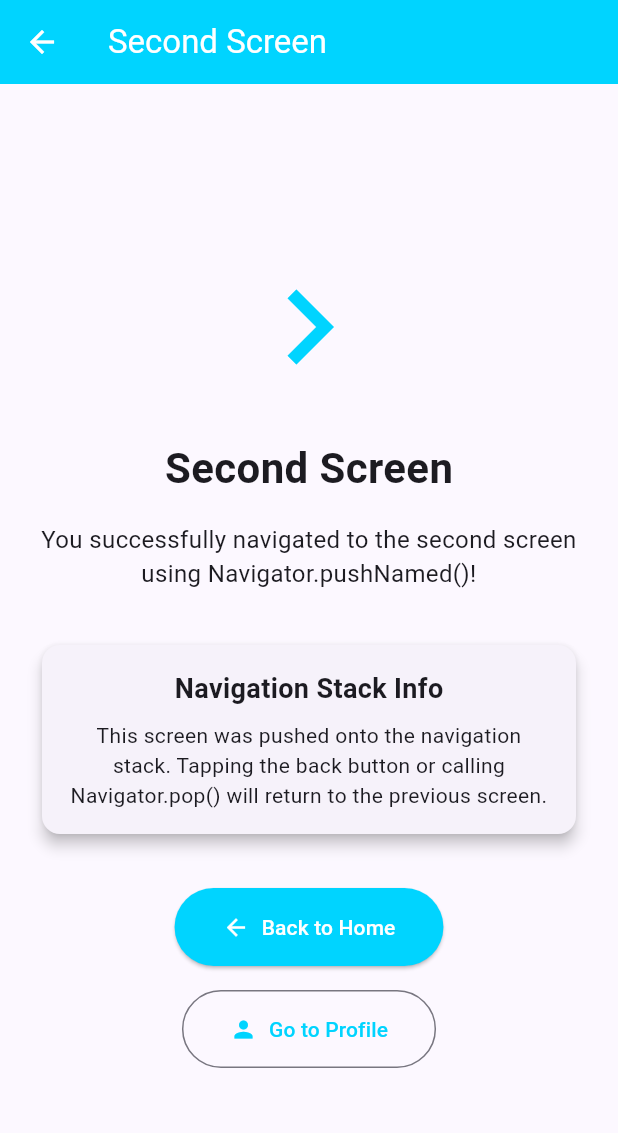
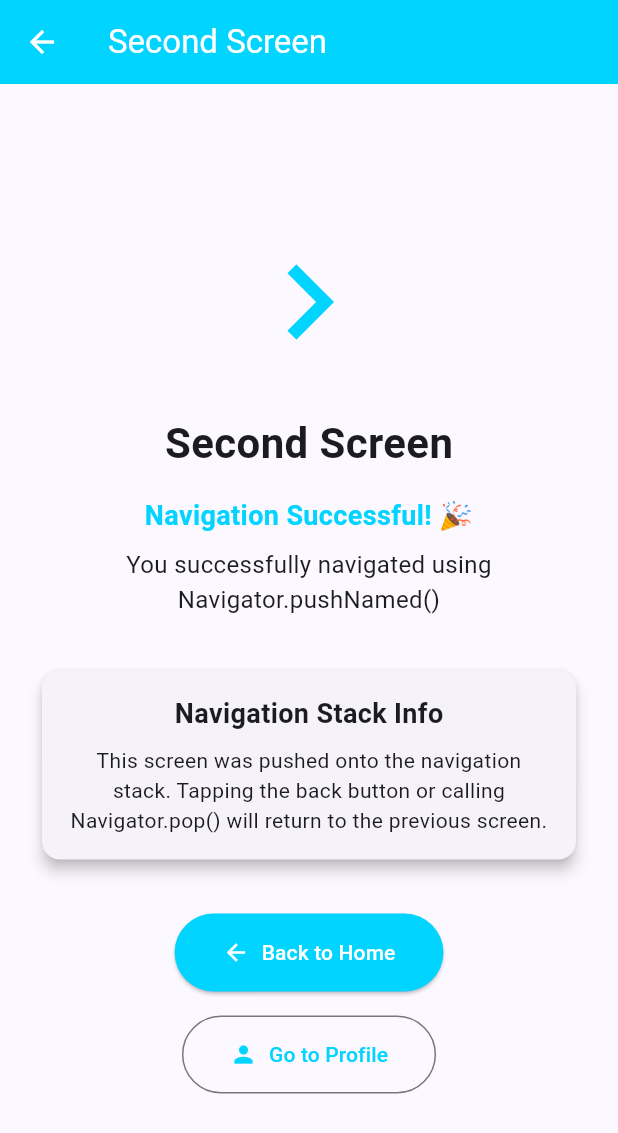
Before and after one commit to kalviumcommunity/S86-0126-TripleCharm-Building-smart-mobile-experience-with-Flutter-and-Firebase-EduTrack, a Flutter app: the screen it shows after launch, after a tap on "Go to Second Screen", on a phone screen of 412 x 824 dp. Shown: the top 1133 px of the screen. Run offline on Flutter 3.47's test engine with Material 3 defaults, Android fonts, the phone set to English and light mode, and no system bars; our stand-ins replace cloud_firestore, firebase_auth, firebase_core; accounts and stored records are empty.

Commit message:
feat: enhanced navigation UI with improved descriptions and badges

```diff
--- a/edutrack/lib/screens/home_screen.dart
+++ b/edutrack/lib/screens/home_screen.dart
@@ -33,8 +33,18 @@ class HomeScreen extends StatelessWidget {
               ),
               const SizedBox(height: 16),
               const Text(
-                'This is the Home Screen. Use the buttons below to navigate to different screens.',
-                style: TextStyle(fontSize: 16),
+                'EduTrack Multi-Screen Navigation System',
+                style: TextStyle(
+                  fontSize: 16,
+                  color: Colors.grey,
+                  fontWeight: FontWeight.w500,
+                ),
+                textAlign: TextAlign.center,
+              ),
+              const SizedBox(height: 8),
+              const Text(
+                'Use the buttons below to explore different navigation methods.',
+                style: TextStyle(fontSize: 14),
                 textAlign: TextAlign.center,
               ),
               const SizedBox(height: 32),
--- a/edutrack/lib/screens/second_screen.dart
+++ b/edutrack/lib/screens/second_screen.dart
@@ -32,7 +32,17 @@ class SecondScreen extends StatelessWidget {
               ),
               const SizedBox(height: 16),
               const Text(
-                'You successfully navigated to the second screen using Navigator.pushNamed()!',
+                'Navigation Successful! 🎉',
+                style: TextStyle(
+                  fontSize: 18,
+                  fontWeight: FontWeight.bold,
+                  color: Color(0xFF00D4FF),
+                ),
+                textAlign: TextAlign.center,
+              ),
+              const SizedBox(height: 8),
+              const Text(
+                'You successfully navigated using Navigator.pushNamed()',
                 style: TextStyle(fontSize: 16),
                 textAlign: TextAlign.center,
               ),
```
Also changed, not shown: edutrack/lib/screens/profile_screen.dart (+16 -0 lines).
